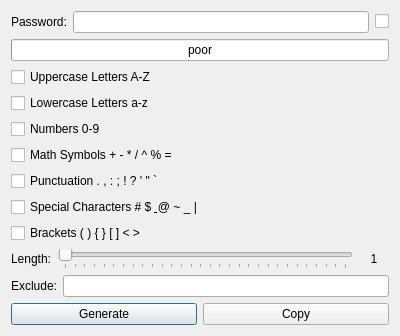
daniel-deru/WorkMate-3.0, file designs/xml/generate_password.ui: the form before one commit.
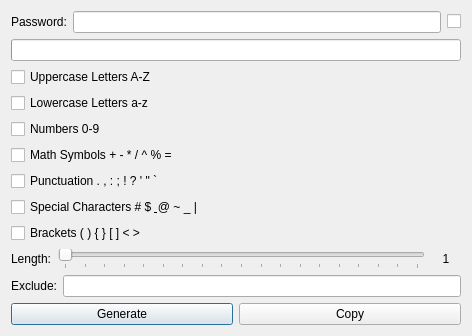
The form after the commit.

Commit message: style changes to password generator window

Patch:
```diff
--- a/designs/xml/generate_password.ui
+++ b/designs/xml/generate_password.ui
@@ -6,7 +6,7 @@
    <rect>
     <x>0</x>
     <y>0</y>
-    <width>400</width>
+    <width>472</width>
     <height>326</height>
    </rect>
   </property>
@@ -54,6 +54,9 @@
     <layout class="QVBoxLayout" name="verticalLayout_3">
      <item>
       <widget class="QProgressBar" name="bar_strength">
+       <property name="maximum">
+        <number>150</number>
+       </property>
        <property name="value">
         <number>0</number>
        </property>
@@ -61,7 +64,7 @@
         <enum>Qt::Horizontal</enum>
        </property>
        <property name="format">
-        <string notr="true">poor</string>
+        <string notr="true"/>
        </property>
       </widget>
      </item>
@@ -156,11 +159,14 @@
         <cursorShape>SizeHorCursor</cursorShape>
        </property>
        <property name="minimum">
-        <number>1</number>
+        <number>12</number>
        </property>
        <property name="maximum">
         <number>30</number>
        </property>
+       <property name="pageStep">
+        <number>1</number>
+       </property>
        <property name="orientation">
         <enum>Qt::Horizontal</enum>
        </property>
```
The commit also changes 9 other files.
